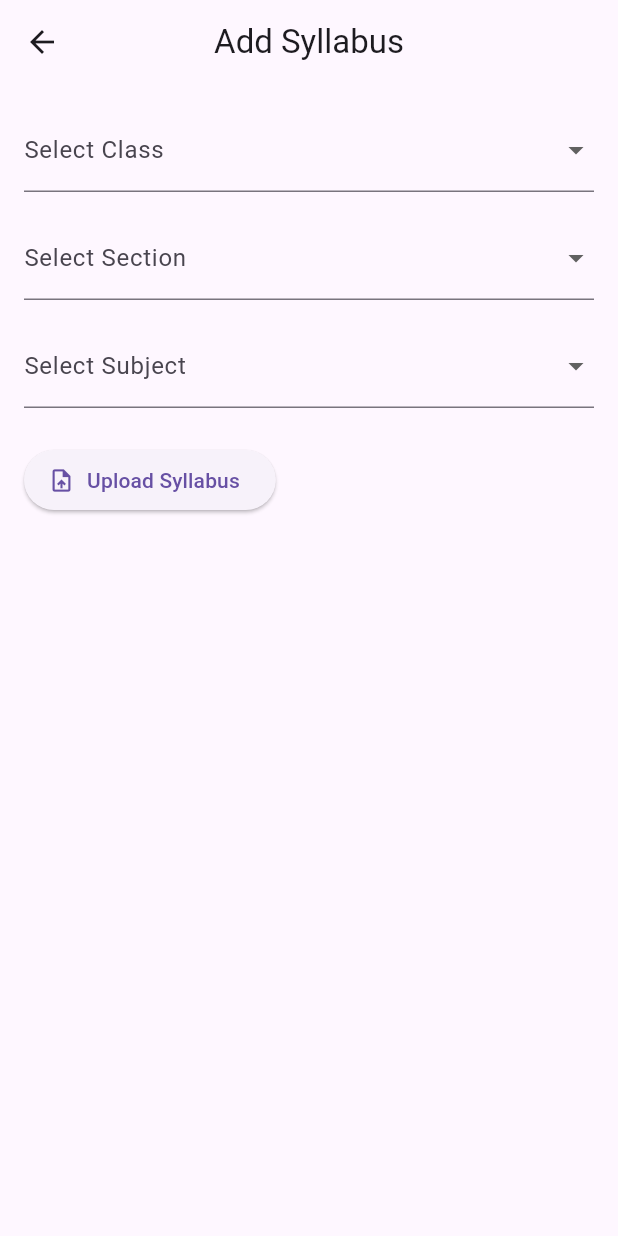
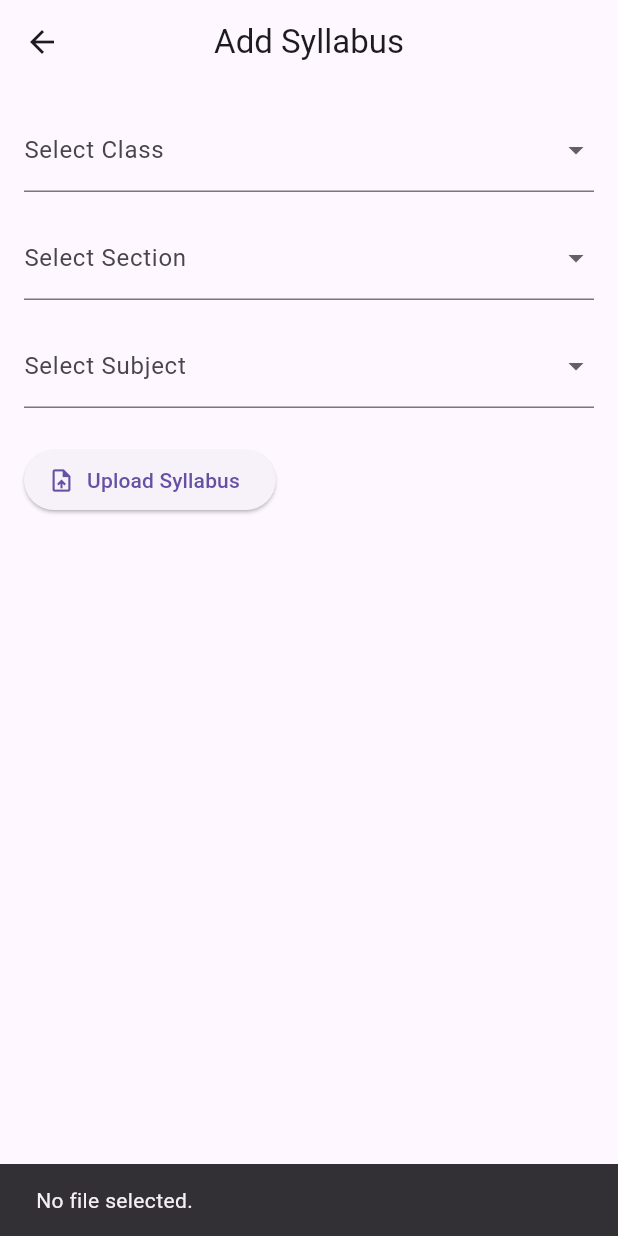
Before and after one commit to janedoe1423/app, a Flutter app: the AddSyllabus screen opened directly, after a tap on "Upload Syllabus", on a phone screen of 412 x 824 dp. Run offline on Flutter 3.47's test engine with Material 3 defaults, Android fonts, the light colour scheme and no system bars; our stand-ins replace file_picker, fl_chart.

Commit message:
git commit -m "Syllabus Management"

```diff
--- a/lib/screens/admin/syllabus_management.dart
+++ b/lib/screens/admin/syllabus_management.dart
@@ -1,5 +1,6 @@
 import 'package:flutter/material.dart';
 import 'package:provider/provider.dart';
+import 'package:file_picker/file_picker.dart';
 import '../../providers/database_provider.dart';
 import '../../models/syllabus.dart';
 
@@ -110,6 +111,7 @@ class _AddSyllabusState extends State<AddSyllabus> {
   String? selectedClass;
   String? selectedSection;
   String? selectedSubject;
+  String? uploadedFilePath; // To store the uploaded file path
 
   final List<String> classes = ['Class 1', 'Class 2', 'Class 3'];
   final List<String> sections = ['A', 'B', 'C'];
@@ -178,12 +180,63 @@ class _AddSyllabusState extends State<AddSyllabus> {
               ),
               const SizedBox(height: 24),
               ElevatedButton.icon(
-                onPressed: () {
-                  // TODO: Implement file picker for syllabus upload
+                onPressed: () async {
+                  // Implement file picker for syllabus upload
+                  FilePickerResult? result = await FilePicker.platform.pickFiles(
+                    type: FileType.custom,
+                    allowedExtensions: ['pdf'], // Only allow PDF files
+                  );
+
+                  if (result != null) {
+                    // Get the file path
+                    setState(() {
+                      uploadedFilePath = result.files.single.path; // Store the file path
+                    });
+
+                    ScaffoldMessenger.of(context).showSnackBar(
+                      SnackBar(content: Text('Syllabus uploaded successfully!')),
+                    );
+                  } else {
+                    // User canceled the picker
+                    ScaffoldMessenger.of(context).showSnackBar(
+                      SnackBar(content: Text('No file selected.')),
+                    );
+                  }
                 },
                 icon: const Icon(Icons.upload_file),
                 label: const Text('Upload Syllabus'),
               ),
+              const SizedBox(height: 16),
+              // Display uploaded file name and options
+              if (uploadedFilePath != null) ...[
+                Text('Uploaded File: ${uploadedFilePath!.split('/').last}'),
+                Row(
+                  mainAxisAlignment: MainAxisAlignment.spaceBetween,
+                  children: [
+                    IconButton(
+                      icon: const Icon(Icons.delete),
+                      onPressed: () {
+                        setState(() {
+                          uploadedFilePath = null; // Remove the uploaded file
+                        });
+                      },
+                    ),
+                  ],
+                ),
+                const SizedBox(height: 16),
+                ElevatedButton(
+                  onPressed: () {
+                    // Implement submit logic here
+                    if (uploadedFilePath != null) {
+                      // Submit the syllabus
+                      ScaffoldMessenger.of(context).showSnackBar(
+                        SnackBar(content: Text('Syllabus submitted successfully!')),
+                      );
+                    }
+                  },
+                  child: const Text('Submit Syllabus'),
+                ),
+              ],
             ],
           ),
         ),
--- a/pubspec.yaml
+++ b/pubspec.yaml
@@ -33,6 +33,8 @@ dependencies:
   uuid: ^3.0.7
   timeago: ^3.5.0
   google_fonts: ^6.2.1
+  flutter_pdfview: ^1.4.0
+
 
 dev_dependencies:
   flutter_test:
```
Also changed, not shown: pubspec.lock, 19 other files.
